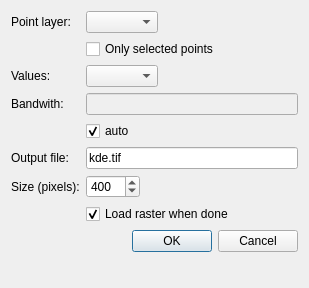
Before: the Qt Designer form ui_densitymap.ui in fccoelho/spatialKDE, drawn with Qt 5.
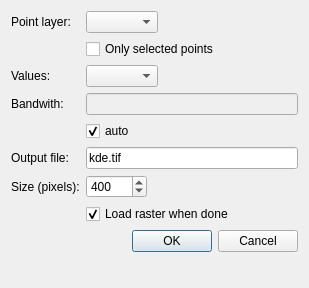
After: the same form once the commit is applied.

Commit message: increased the limit of the resolution box

The edit to the form file:
```diff
--- a/ui_densitymap.ui
+++ b/ui_densitymap.ui
@@ -94,8 +94,11 @@
    </item>
    <item row="8" column="1">
     <widget class="QSpinBox" name="sizeSpinBox">
+     <property name="minimum">
+      <number>-1</number>
+     </property>
      <property name="maximum">
-      <number>1000</number>
+      <number>10000</number>
      </property>
      <property name="singleStep">
       <number>10</number>
```
Left out of the diff: 2 changed lines with no effect on the pictures. The commit also changes 2 other files.
